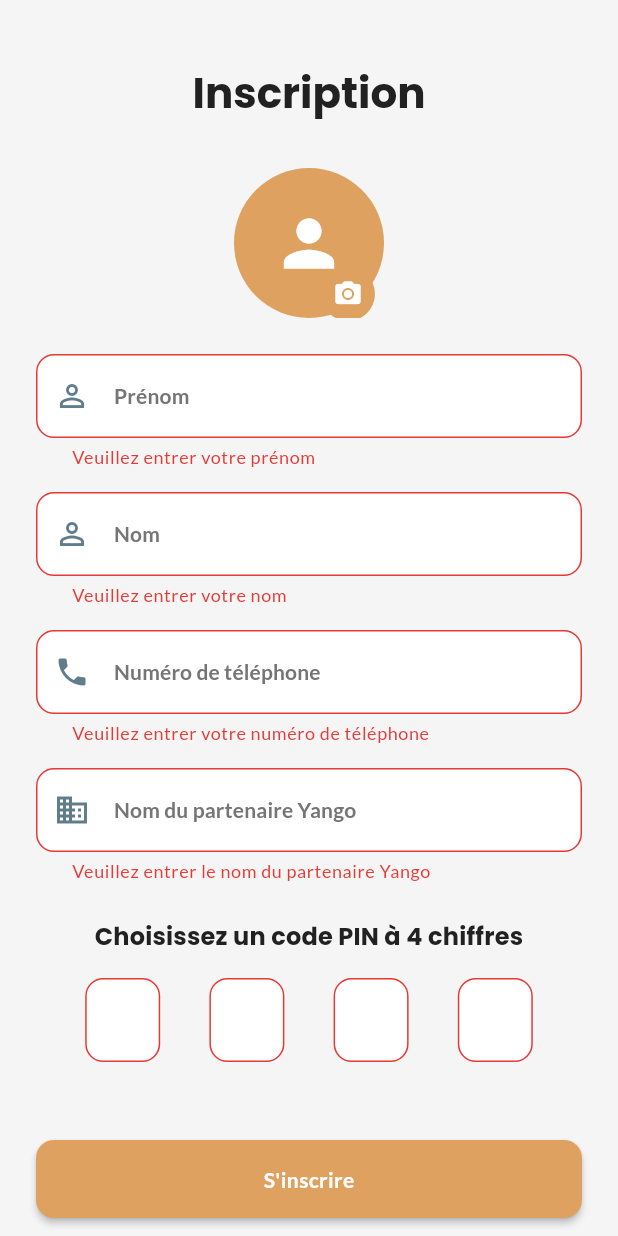
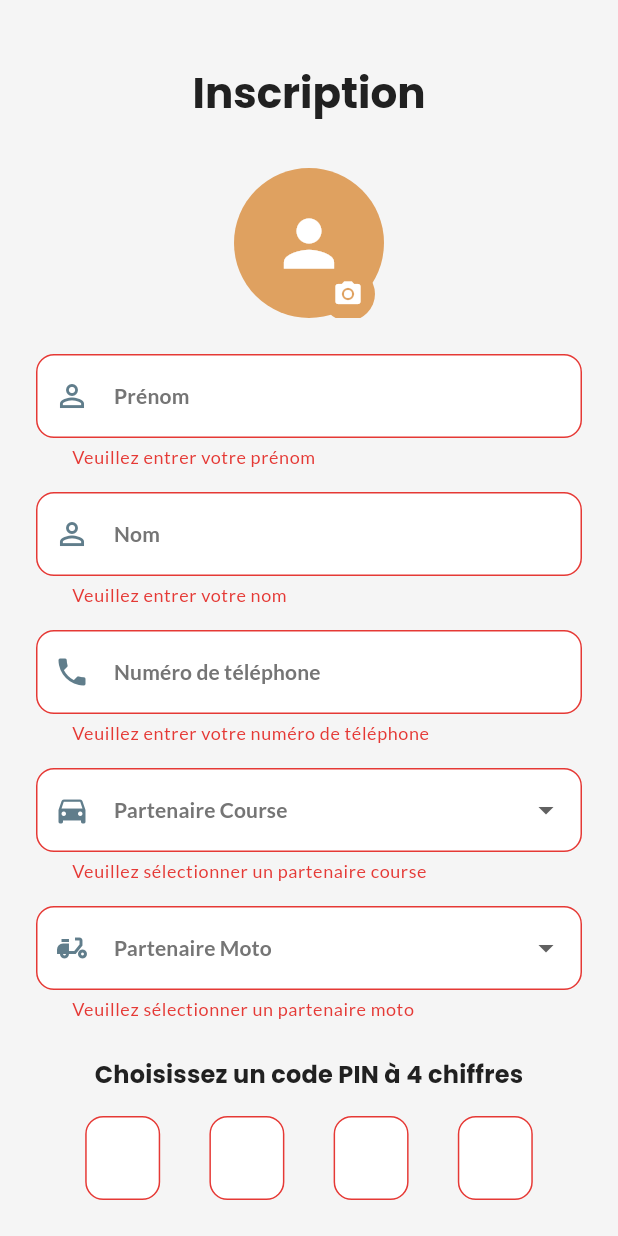
Before and after one commit to Damercril/Houbago2, a Flutter app: the RegisterScreen screen opened by its route, after a tap on an icon or button, on a phone screen of 412 x 824 dp. Run offline on Flutter 3.47's test engine with Material 3 defaults, Android fonts, the phone set to English and light mode, and no system bars; our stand-ins replace barcode_widget, card_swiper, fl_chart, google_fonts, image_picker, shared_preferences; accounts and stored records are empty.

```diff
--- a/lib/houbago/screens/register/register_screen.dart
+++ b/lib/houbago/screens/register/register_screen.dart
@@ -16,7 +16,6 @@ class _RegisterScreenState extends State<RegisterScreen> {
   final _firstNameController = TextEditingController();
   final _lastNameController = TextEditingController();
   final _phoneController = TextEditingController();
-  final _yangoPartnerController = TextEditingController();
   final List<TextEditingController> _pinControllers = List.generate(
     4,
     (index) => TextEditingController(),
@@ -27,6 +26,26 @@ class _RegisterScreenState extends State<RegisterScreen> {
   );
   File? _profileImage;
 
+  // Liste des partenaires course
+  final List<String> _coursePartners = [
+    'Yango',
+    'Uber',
+    'Heetch',
+    'Bolt',
+    'FreeNow',
+  ];
+
+  // Liste des partenaires moto
+  final List<String> _motoPartners = [
+    'Uber Eats',
+    'Deliveroo',
+    'Just Eat',
+    'Stuart',
+  ];
+
+  String? _selectedCoursePartner;
+  String? _selectedMotoPartner;
+
   Future<void> _pickImage() async {
     try {
       final image = await ImagePicker().pickImage(source: ImageSource.gallery);
@@ -35,7 +54,6 @@ class _RegisterScreenState extends State<RegisterScreen> {
         _profileImage = File(image.path);
       });
     } catch (e) {
-      // Gérer les erreurs de sélection d'image
       ScaffoldMessenger.of(context).showSnackBar(
         const SnackBar(
           content: Text('Erreur lors de la sélection de l\'image'),
@@ -47,12 +65,10 @@ class _RegisterScreenState extends State<RegisterScreen> {
 
   void _handleRegistration() {
     if (_formKey.currentState!.validate()) {
-      // Récupérer le code PIN complet
       final pin = _pinControllers.map((c) => c.text).join();
 
       // TODO: Implémenter la logique d'inscription
 
-      // Rediriger vers l'écran principal après l'inscription
       Navigator.pushNamedAndRemoveUntil(
         context,
         '/home',
@@ -66,7 +82,6 @@ class _RegisterScreenState extends State<RegisterScreen> {
     _firstNameController.dispose();
     _lastNameController.dispose();
     _phoneController.dispose();
-    _yangoPartnerController.dispose();
     for (var controller in _pinControllers) {
       controller.dispose();
     }
@@ -175,15 +190,51 @@ class _RegisterScreenState extends State<RegisterScreen> {
                   },
                 ),
                 const SizedBox(height: 16),
-                TextFormField(
-                  controller: _yangoPartnerController,
+                DropdownButtonFormField<String>(
+                  value: _selectedCoursePartner,
                   decoration: const InputDecoration(
-                    labelText: 'Nom du partenaire Yango',
-                    prefixIcon: Icon(Icons.business),
+                    labelText: 'Partenaire Course',
+                    prefixIcon: Icon(Icons.directions_car),
                   ),
+                  items: _coursePartners.map((String partner) {
+                    return DropdownMenuItem<String>(
+                      value: partner,
+                      child: Text(partner),
+                    );
+                  }).toList(),
+                  onChanged: (String? newValue) {
+                    setState(() {
+                      _selectedCoursePartner = newValue;
+                    });
+                  },
                   validator: (value) {
                     if (value == null || value.isEmpty) {
-                      return 'Veuillez entrer le nom du partenaire Yango';
+                      return 'Veuillez sélectionner un partenaire course';
+                    }
+                    return null;
+                  },
+                ),
+                const SizedBox(height: 16),
+                DropdownButtonFormField<String>(
+                  value: _selectedMotoPartner,
+                  decoration: const InputDecoration(
+                    labelText: 'Partenaire Moto',
+                    prefixIcon: Icon(Icons.delivery_dining),
+                  ),
+                  items: _motoPartners.map((String partner) {
+                    return DropdownMenuItem<String>(
+                      value: partner,
+                      child: Text(partner),
+                    );
+                  }).toList(),
+                  onChanged: (String? newValue) {
+                    setState(() {
+                      _selectedMotoPartner = newValue;
+                    });
+                  },
+                  validator: (value) {
+                    if (value == null || value.isEmpty) {
+                      return 'Veuillez sélectionner un partenaire moto';
                     }
                     return null;
                   },
@@ -204,28 +255,44 @@ class _RegisterScreenState extends State<RegisterScreen> {
                       child: TextFormField(
                         controller: _pinControllers[index],
                         focusNode: _pinFocusNodes[index],
+                        textAlign: TextAlign.center,
+                        keyboardType: TextInputType.number,
+                        maxLength: 1,
+                        obscureText: true,
                         decoration: InputDecoration(
-                          counterText: '',
+                          counterText: "",
+                          filled: true,
+                          fillColor: HoubagoTheme.backgroundLight,
                           border: OutlineInputBorder(
                             borderRadius: BorderRadius.circular(12),
+                            borderSide: BorderSide(color: HoubagoTheme.secondaryLight),
+                          ),
+                          enabledBorder: OutlineInputBorder(
+                            borderRadius: BorderRadius.circular(12),
+                            borderSide: BorderSide(color: HoubagoTheme.secondaryLight),
+                          ),
+                          focusedBorder: OutlineInputBorder(
+                            borderRadius: BorderRadius.circular(12),
+                            borderSide: BorderSide(color: HoubagoTheme.primary, width: 2),
                           ),
                         ),
-                        keyboardType: TextInputType.number,
-                        textAlign: TextAlign.center,
-                        maxLength: 1,
-                        obscureText: true,
-                        onChanged: (value) {
-                          if (value.isNotEmpty) {
-                            if (index < 3) {
-                              _pinFocusNodes[index + 1].requestFocus();
-                            }
-                          }
-                        },
+                        inputFormatters: [
+                          FilteringTextInputFormatter.digitsOnly,
+                        ],
                         validator: (value) {
                           if (value == null || value.isEmpty) {
                             return '';
                           }
                           return null;
+                        },
+                        onChanged: (value) {
+                          if (value.isNotEmpty) {
+                            if (index < 3) {
+                              _pinFocusNodes[index + 1].requestFocus();
+                            } else {
+                              _pinFocusNodes[index].unfocus();
+                            }
+                          }
                         },
                       ),
                     ),
@@ -234,11 +301,6 @@ class _RegisterScreenState extends State<RegisterScreen> {
                 const SizedBox(height: 32),
                 ElevatedButton(
                   onPressed: _handleRegistration,
-                  style: ElevatedButton.styleFrom(
-                    padding: const EdgeInsets.symmetric(vertical: 16),
-                    backgroundColor: HoubagoTheme.primary,
-                    foregroundColor: Colors.white,
-                  ),
                   child: const Text('S\'inscrire'),
                 ),
                 const SizedBox(height: 16),
@@ -246,10 +308,7 @@ class _RegisterScreenState extends State<RegisterScreen> {
                   onPressed: () {
                     Navigator.pop(context);
                   },
-                  child: Text(
-                    'Déjà un compte ? Connectez-vous',
-                    style: TextStyle(color: HoubagoTheme.primary),
-                  ),
+                  child: const Text('Déjà inscrit ? Se connecter'),
                 ),
               ],
             ),
```
